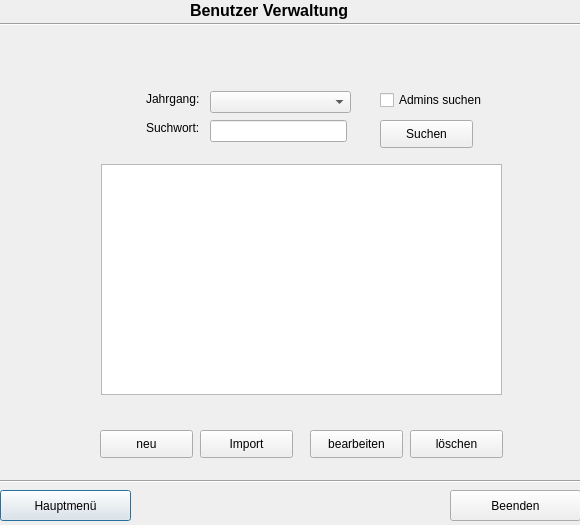
Old version of the form ZitatErfassung/frmbenutzerverwaltung.ui in the repository TrialAnd404/MyRepo.
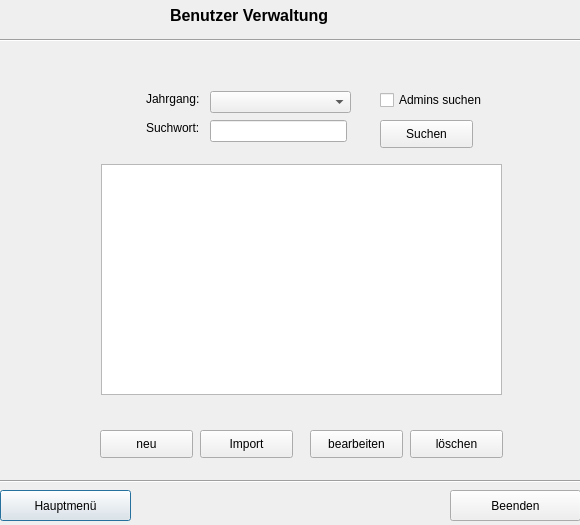
New version of the form.

The edit to the form file:
```diff
--- a/ZitatErfassung/frmbenutzerverwaltung.ui
+++ b/ZitatErfassung/frmbenutzerverwaltung.ui
@@ -29,10 +29,10 @@
   <widget class="QLabel" name="label_5">
    <property name="geometry">
     <rect>
-     <x>190</x>
+     <x>170</x>
      <y>0</y>
-     <width>181</width>
-     <height>21</height>
+     <width>231</width>
+     <height>31</height>
     </rect>
    </property>
    <property name="text">
@@ -43,7 +43,7 @@
    <property name="geometry">
     <rect>
      <x>0</x>
-     <y>14</y>
+     <y>30</y>
      <width>581</width>
      <height>21</height>
     </rect>
```
